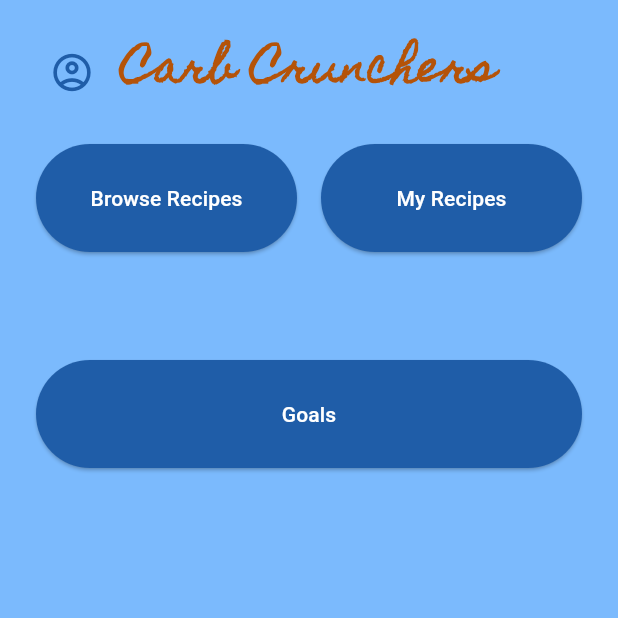
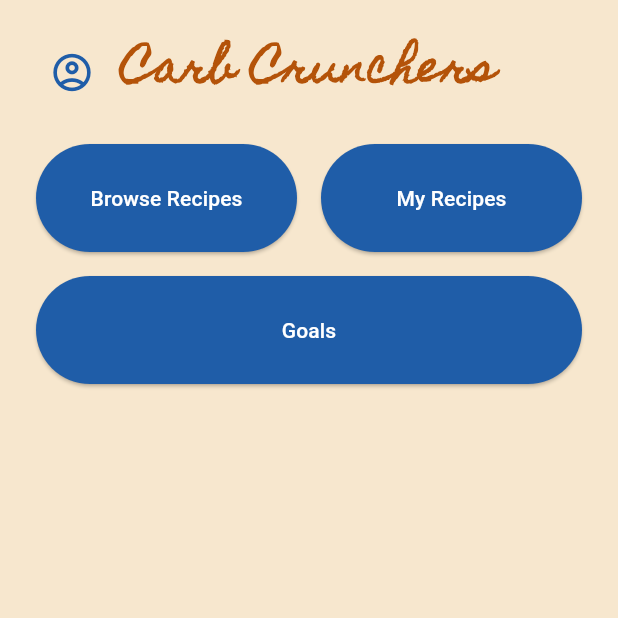
Before and after one commit to Cs3541/CarbCrunchers, a Flutter app: the screen it shows after launch, on a phone screen of 412 x 824 dp, the top half of it. Run offline on Flutter 3.47's test engine with Material 3 defaults, Android fonts, the phone set to English and light mode, and no system bars; our stand-ins replace cloud_firestore, firebase_auth, firebase_core; accounts and stored records are empty.

Commit message:
changed goal button v2 and changed background

```diff
--- a/lib/homescreen.dart
+++ b/lib/homescreen.dart
@@ -14,7 +14,7 @@ class HomeScreen extends StatelessWidget {
     final authPresenter = AuthPresenter();
 
     return Scaffold(
-      backgroundColor: const Color.fromARGB(255, 123, 186, 253),
+      backgroundColor: const Color.fromARGB(255, 247, 231, 206),
       body: SafeArea(
         child: Padding(
           padding: const EdgeInsets.all(24.0),
@@ -139,7 +139,7 @@ class HomeScreen extends StatelessWidget {
                   ),
                 ],
               ),
-              const SizedBox(height: 72.0),
+              const SizedBox(height: 16.0),
               ElevatedButton(
                 onPressed: () {
                   Navigator.push(
```
